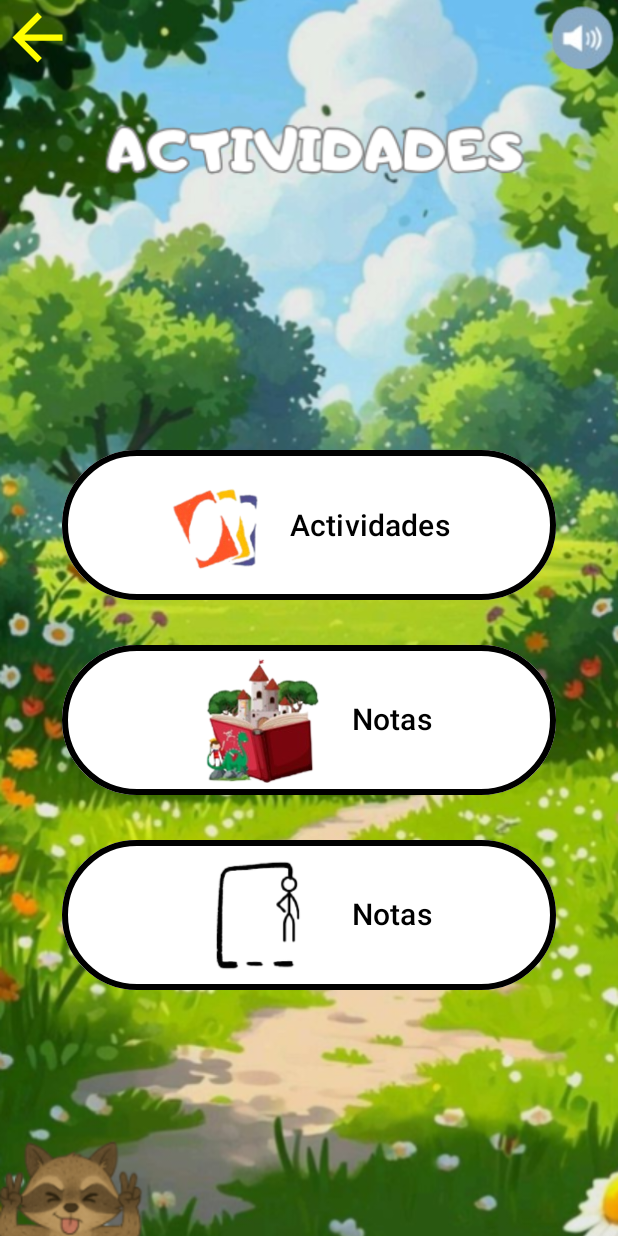
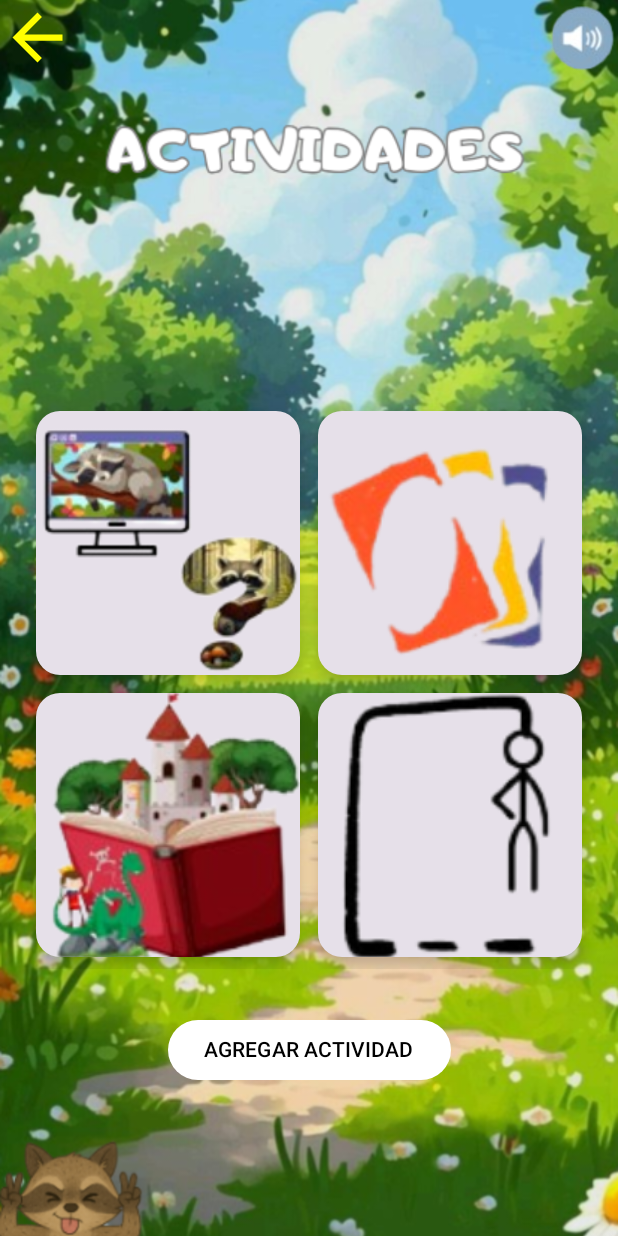
Before and after one commit to MGMG-prog/Focusito, an Android app built with Jetpack Compose: the @Preview function est, on a phone screen of 412 x 824 dp. Run offline under Robolectric (Android 15) with nearby library versions, the phone set to English and light mode, and no system bars; Roboto replaces fonts that are not available here.

Commit message:
Interfaz actividades

```diff
--- a/app/build.gradle.kts
+++ b/app/build.gradle.kts
@@ -49,6 +49,7 @@ dependencies {
     implementation(libs.androidx.ui.graphics)
     implementation(libs.androidx.ui.tooling.preview)
     implementation(libs.androidx.material3)
+    implementation(libs.androidx.navigation.compose)
     testImplementation(libs.junit)
     androidTestImplementation(libs.androidx.junit)
     androidTestImplementation(libs.androidx.espresso.core)
--- a/app/src/main/java/com/example/focusito03/interfaces/actividades.kt
+++ b/app/src/main/java/com/example/focusito03/interfaces/actividades.kt
@@ -3,23 +3,33 @@ package com.example.focusito03.interfaces
 import androidx.compose.foundation.Image
 import androidx.compose.foundation.background
 import androidx.compose.foundation.border
+import androidx.compose.foundation.clickable
 import androidx.compose.foundation.layout.Arrangement
 import androidx.compose.foundation.layout.Box
 import androidx.compose.foundation.layout.Column
+import androidx.compose.foundation.layout.PaddingValues
 import androidx.compose.foundation.layout.Row
 import androidx.compose.foundation.layout.Spacer
+import androidx.compose.foundation.layout.aspectRatio
 import androidx.compose.foundation.layout.fillMaxHeight
 import androidx.compose.foundation.layout.fillMaxSize
 import androidx.compose.foundation.layout.fillMaxWidth
 import androidx.compose.foundation.layout.height
+import androidx.compose.foundation.layout.padding
 import androidx.compose.foundation.layout.size
 import androidx.compose.foundation.layout.width
+import androidx.compose.foundation.lazy.grid.GridCells
+import androidx.compose.foundation.lazy.grid.LazyVerticalGrid
+import androidx.compose.foundation.lazy.grid.items
 import androidx.compose.foundation.shape.RoundedCornerShape
 import androidx.compose.material.icons.Icons
 import androidx.compose.material.icons.automirrored.filled.ArrowBack
 import androidx.compose.material.icons.filled.ArrowBack
 import androidx.compose.material.icons.filled.Search
+import androidx.compose.material3.Button
 import androidx.compose.material3.ButtonDefaults
+import androidx.compose.material3.Card
+import androidx.compose.material3.CardDefaults
 import androidx.compose.material3.Icon
 import androidx.compose.material3.OutlinedButton
 import androidx.compose.material3.OutlinedTextField
@@ -33,6 +43,7 @@ import androidx.compose.runtime.setValue
 import androidx.compose.ui.Alignment
 import androidx.compose.ui.Modifier
 import androidx.compose.ui.graphics.Color
+import androidx.compose.ui.input.pointer.motionEventSpy
 import androidx.compose.ui.layout.ContentScale
 import androidx.compose.ui.res.painterResource
 import androidx.compose.ui.text.TextStyle
@@ -67,115 +78,65 @@ fun estud() {
                 .size(50.dp)
                 .align(Alignment.TopEnd)
         )
-        estudiant()
+        ActividadesScreen() { }
     }
 }
 
 @Composable
-fun  estudiant() {
-    Column (
+fun ActividadesScreen(
+    onAgregarClick: () -> Unit
+) {
+        Column(
             modifier = Modifier
-            .fillMaxWidth()
-            .fillMaxHeight(1f),
+                .fillMaxSize()
+                .padding(16.dp),
             horizontalAlignment = Alignment.CenterHorizontally
         ) {
-        var nombre by remember { mutableStateOf(" ") }
-        var correo by remember { mutableStateOf(" ") }
-
-        Spacer(modifier = Modifier.height(300.dp))
-        OutlinedButton(
-            onClick = {  },
-            shape = RoundedCornerShape(70.dp),
+            Spacer(modifier = Modifier.height(250.dp))
+            LazyVerticalGrid(
+                columns = GridCells.Fixed(2),
+                modifier = Modifier.fillMaxWidth(),
+                contentPadding = PaddingValues(8.dp),
+                horizontalArrangement = Arrangement.spacedBy(12.dp),
+                verticalArrangement = Arrangement.spacedBy(12.dp)
+            ) {
+                items(listOf(
+                    R.drawable.preguntas,
+                    R.drawable.juegosdecartas,
+                    R.drawable.cuentos,
+                    R.drawable.ahorcado
+                )) { imagen ->
+                    Card(
                         modifier = Modifier
-                .fillMaxWidth(0.8f)
-                .height(100.dp)
-                .border(4.dp, Color.Black, RoundedCornerShape(70.dp)),
-            colors = ButtonDefaults.outlinedButtonColors(
-                containerColor = Color.White,
-            )
-        ) {
-            Row(
-                verticalAlignment = Alignment.CenterVertically,
-                horizontalArrangement = Arrangement.Start
+                            .aspectRatio(1f)
+                            .clickable { /* acción de la actividad */ },
+                        shape = RoundedCornerShape(16.dp),
+                        elevation = CardDefaults.cardElevation(6.dp)
                     ) {
                         Image(
-                    painter = painterResource(id = R.drawable.juegosdecartas),
-                    contentDescription = "icon",
-                    modifier = Modifier
-                        .size(70.dp)
-                )
-                Spacer(modifier = Modifier.width(12.dp))
-                Text(
-                    text = "Actividades",
-                    fontSize = 20.sp,
-                    color = Color.Black
-                )
-            }
-        }
-        Spacer(modifier = Modifier.height(30.dp))
-        OutlinedButton(
-            onClick = { },
-            shape = RoundedCornerShape(70.dp),
-            modifier = Modifier
-                .fillMaxWidth(0.8f)
-                .height(100.dp)
-                .border(4.dp, Color.Black, RoundedCornerShape(70.dp)),
-            colors = ButtonDefaults.outlinedButtonColors(
-                containerColor = Color.White,
-                contentColor = Color.Black
-            )
-        ) {
-            Row(
-                verticalAlignment = Alignment.CenterVertically,
-                horizontalArrangement = Arrangement.Start
-            ) {
-                Image(
-                    painter = painterResource(id = R.drawable.cuentos),
-                    contentDescription = "icon",
-                    modifier = Modifier
-                        .size(100.dp)
-                )
-                Spacer(modifier = Modifier.width(12.dp))
-                Text(
-                    text = "Notas",
-                    fontSize = 20.sp,
-                    color = Color.Black
-                )
-            }
-        }
-        Spacer(modifier = Modifier.height(30.dp))
-        OutlinedButton(
-            onClick = { },
-            shape = RoundedCornerShape(70.dp),
-            modifier = Modifier
-                .fillMaxWidth(0.8f)
-                .height(100.dp)
-                .border(4.dp, Color.Black, RoundedCornerShape(70.dp)),
-            colors = ButtonDefaults.outlinedButtonColors(
-                containerColor = Color.White,
-                contentColor = Color.Black
-            )
-        ) {
-            Row(
-                verticalAlignment = Alignment.CenterVertically,
-                horizontalArrangement = Arrangement.Start
-            ) {
-                Image(
-                    painter = painterResource(id = R.drawable.ahorcado),
-                    contentDescription = "icon",
-                    modifier = Modifier
-                        .size(100.dp)
-                )
-                Spacer(modifier = Modifier.width(12.dp))
-                Text(
-                    text = "Notas",
-                    fontSize = 20.sp,
-                    color = Color.Black
+                            painter = painterResource(id = imagen),
+                            contentDescription = null,
+                            modifier = Modifier.fillMaxSize(),
+                            contentScale = ContentScale.Crop
                         )
                     }
                 }
             }
+
+            Spacer(modifier = Modifier.height(30.dp))
+
+            // Botón agregar actividad
+            Button(
+                onClick = onAgregarClick,
+                shape = RoundedCornerShape(70),
+                colors = ButtonDefaults.buttonColors(containerColor = Color.White)
+            ) {
+                Text("AGREGAR ACTIVIDAD", color = Color.Black)
             }
+        }
+    }
+
+
 
 @Preview(
     showBackground = true,
--- a/app/src/main/java/com/example/focusito03/interfaces/fabulas.kt
+++ b/app/src/main/java/com/example/focusito03/interfaces/fabulas.kt
@@ -1,6 +1,5 @@
 package com.example.focusito03.interfaces
 
-import PantallaPrincipal
 import androidx.compose.foundation.Image
 import androidx.compose.foundation.layout.Arrangement
 import androidx.compose.foundation.layout.Box
--- a/app/src/main/java/com/example/focusito03/interfaces/roles.kt
+++ b/app/src/main/java/com/example/focusito03/interfaces/roles.kt
@@ -27,7 +27,9 @@ import androidx.compose.ui.unit.dp
 import com.example.focusito03.R
 
 @Composable
-fun roles() {
+fun roles(
+    onBackClick: () -> Unit = {}
+) {
         Box(modifier = Modifier.fillMaxSize()) {
 
             Image(
@@ -43,6 +45,7 @@ fun roles() {
                 modifier = Modifier
                     .size(50.dp)
                     .align(Alignment.TopStart)
+                    .clickable { onBackClick() }
             )
             Icon(
                 painter = painterResource(id = R.drawable.sonido),
--- a/gradle/libs.versions.toml
+++ b/gradle/libs.versions.toml
@@ -8,6 +8,7 @@ espressoCore = "3.7.0"
 lifecycleRuntimeKtx = "2.9.2"
 activityCompose = "1.10.1"
 composeBom = "2024.09.00"
+navigationCompose = "2.8.4"
 
 [libraries]
 androidx-core-ktx = { group = "androidx.core", name = "core-ktx", version.ref = "coreKtx" }
@@ -24,6 +25,7 @@ androidx-ui-tooling-preview = { group = "androidx.compose.ui", name = "ui-toolin
 androidx-ui-test-manifest = { group = "androidx.compose.ui", name = "ui-test-manifest" }
 androidx-ui-test-junit4 = { group = "androidx.compose.ui", name = "ui-test-junit4" }
 androidx-material3 = { group = "androidx.compose.material3", name = "material3" }
+androidx-navigation-compose = { group = "androidx.navigation", name = "navigation-compose", version.ref = "navigationCompose" }
 
 [plugins]
 android-application = { id = "com.android.application", version.ref = "agp" }
```
Also changed, not shown: app/src/main/java/com/example/focusito03/MainActivity.kt (+4 -6 lines), app/src/main/java/com/example/focusito03/interfaces/login.kt (+14 -5 lines), app/src/main/java/com/example/focusito03/interfaces/pantallaprincipal.kt (+10 -6 lines), app/src/main/java/com/example/focusito03/interfaces/registrate.kt (+14 -5 lines). Lines whose indentation alone changed are shown as unchanged.
